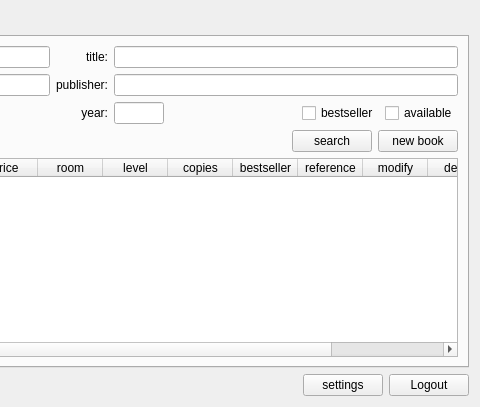
First picture: the form in librarian.ui, repository Louie-ru/LMS-INNO, before the edit; both pictures show x 375 to 855 and y 0 to 407 of the 855 by 407 pixel window.
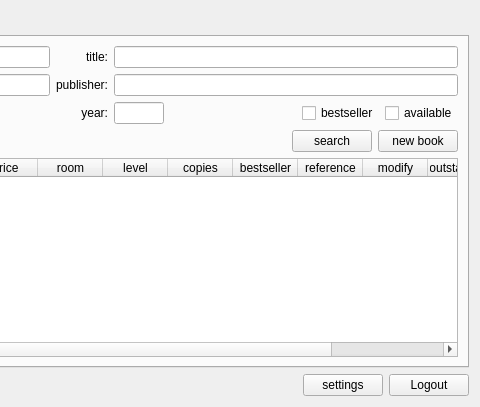
Second picture: the form after the edit. The open tabs and pages were chosen to show the change.

```diff
--- a/librarian.ui
+++ b/librarian.ui
@@ -578,12 +578,12 @@
          </column>
          <column>
           <property name="text">
-           <string>delete</string>
+           <string>outstanding</string>
           </property>
          </column>
          <column>
           <property name="text">
-           <string>outstanding</string>
+           <string>delete</string>
           </property>
          </column>
         </widget>
```
Left out of the diff: 10 changed lines with no effect on the pictures.
